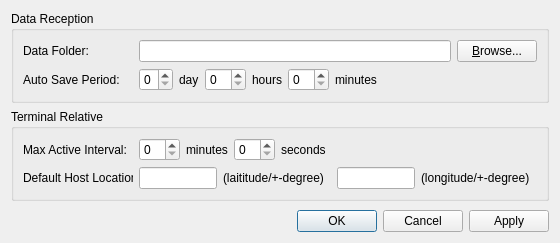
Before: the Qt Designer form mac/examples/GasInfo/optiondialog.ui in Quenii/ADCEVM, drawn with Qt 5.
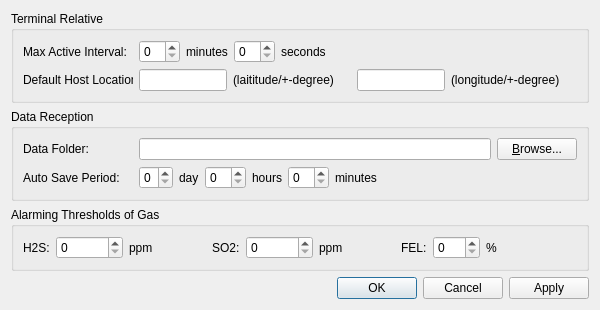
After: the same form once the commit is applied.

What changed in the file:
```diff
--- a/mac/examples/GasInfo/optiondialog.ui
+++ b/mac/examples/GasInfo/optiondialog.ui
@@ -6,14 +6,150 @@
    <rect>
     <x>0</x>
     <y>0</y>
-    <width>560</width>
-    <height>243</height>
+    <width>600</width>
+    <height>299</height>
    </rect>
   </property>
   <property name="windowTitle">
    <string>Options</string>
   </property>
   <layout class="QVBoxLayout" name="verticalLayout_3">
+   <item>
+    <widget class="QGroupBox" name="groupBox_2">
+     <property name="title">
+      <string>Terminal Relative</string>
+     </property>
+     <layout class="QVBoxLayout" name="verticalLayout_2">
+      <item>
+       <layout class="QHBoxLayout" name="horizontalLayout_3">
+        <item>
+         <widget class="QLabel" name="label_7">
+          <property name="minimumSize">
+           <size>
+            <width>110</width>
+            <height>0</height>
+           </size>
+          </property>
+          <property name="text">
+           <string>Max Active Interval:</string>
+          </property>
+         </widget>
+        </item>
+        <item>
+         <widget class="QSpinBox" name="activeIntervalMinutesSpinBox">
+          <property name="minimum">
+           <number>0</number>
+          </property>
+          <property name="maximum">
+           <number>59</number>
+          </property>
+         </widget>
+        </item>
+        <item>
+         <widget class="QLabel" name="label_10">
+          <property name="text">
+           <string>minutes</string>
+          </property>
+         </widget>
+        </item>
+        <item>
+         <widget class="QSpinBox" name="activeIntervalSecondsSpinBox">
+          <property name="minimum">
+           <number>0</number>
+          </property>
+          <property name="maximum">
+           <number>59</number>
+          </property>
+         </widget>
+        </item>
+        <item>
+         <widget class="QLabel" name="label_11">
+          <property name="text">
+           <string>seconds</string>
+          </property>
+         </widget>
+        </item>
+        <item>
+         <spacer name="horizontalSpacer_2">
+          <property name="orientation">
+           <enum>Qt::Horizontal</enum>
+          </property>
+          <property name="sizeHint" stdset="0">
+           <size>
+            <width>40</width>
+            <height>20</height>
+           </size>
+          </property>
+         </spacer>
+        </item>
+       </layout>
+      </item>
+      <item>
+       <layout class="QHBoxLayout" name="horizontalLayout_4">
+        <item>
+         <widget class="QLabel" name="label_8">
+          <property name="minimumSize">
+           <size>
+            <width>110</width>
+            <height>0</height>
+           </size>
+          </property>
+          <property name="text">
+           <string>Default Host Location:</string>
+          </property>
+         </widget>
+        </item>
+        <item>
+         <widget class="QLineEdit" name="defaultHostLatitudeLineEdit"/>
+        </item>
+        <item>
+         <widget class="QLabel" name="label_12">
+          <property name="text">
+           <string>(laititude/+-degree)</string>
+          </property>
+         </widget>
+        </item>
+        <item>
+         <spacer name="horizontalSpacer_4">
+          <property name="orientation">
+           <enum>Qt::Horizontal</enum>
+          </property>
+          <property name="sizeHint" stdset="0">
+           <size>
+            <width>37</width>
+            <height>17</height>
+           </size>
+          </property>
+         </spacer>
+        </item>
+        <item>
+         <widget class="QLineEdit" name="defaultHostLongitudeLineEdit"/>
+        </item>
+        <item>
+         <widget class="QLabel" name="label_13">
+          <property name="text">
+           <string>(longitude/+-degree)</string>
+          </property>
+         </widget>
+        </item>
+        <item>
+         <spacer name="horizontalSpacer_3">
+          <property name="orientation">
+           <enum>Qt::Horizontal</enum>
+          </property>
+          <property name="sizeHint" stdset="0">
+           <size>
+            <width>37</width>
+            <height>17</height>
+           </size>
+          </property>
+         </spacer>
+        </item>
+       </layout>
+      </item>
+     </layout>
+    </widget>
+   </item>
    <item>
     <widget class="QGroupBox" name="groupBox">
      <property name="title">
@@ -137,137 +273,112 @@
     </widget>
    </item>
    <item>
-    <widget class="QGroupBox" name="groupBox_2">
+    <widget class="QGroupBox" name="groupBox_3">
      <property name="title">
-      <string>Terminal Relative</string>
+      <string>Alarming Thresholds of Gas</string>
      </property>
-     <layout class="QVBoxLayout" name="verticalLayout_2">
+     <layout class="QHBoxLayout" name="horizontalLayout_5">
       <item>
-       <layout class="QHBoxLayout" name="horizontalLayout_3">
-        <item>
-         <widget class="QLabel" name="label_7">
-          <property name="minimumSize">
-           <size>
-            <width>110</width>
-            <height>0</height>
-           </size>
-          </property>
+       <widget class="QLabel" name="label_6">
           <property name="text">
-           <string>Max Active Interval:</string>
+         <string>H2S:</string>
           </property>
          </widget>
         </item>
         <item>
-         <widget class="QSpinBox" name="activeIntervalMinutesSpinBox">
-          <property name="minimum">
-           <number>0</number>
-          </property>
+       <widget class="QSpinBox" name="h2sThresSpinBox">
           <property name="maximum">
-           <number>59</number>
+         <number>1000000</number>
           </property>
          </widget>
         </item>
         <item>
-         <widget class="QLabel" name="label_10">
+       <widget class="QLabel" name="label_15">
           <property name="text">
-           <string>minutes</string>
+         <string>ppm</string>
           </property>
          </widget>
         </item>
         <item>
-         <widget class="QSpinBox" name="activeIntervalSecondsSpinBox">
-          <property name="minimum">
-           <number>0</number>
-          </property>
-          <property name="maximum">
-           <number>59</number>
-          </property>
-         </widget>
-        </item>
-        <item>
-         <widget class="QLabel" name="label_11">
-          <property name="text">
-           <string>seconds</string>
-          </property>
-         </widget>
-        </item>
-        <item>
-         <spacer name="horizontalSpacer_2">
+       <spacer name="horizontalSpacer_5">
           <property name="orientation">
            <enum>Qt::Horizontal</enum>
           </property>
           <property name="sizeHint" stdset="0">
            <size>
-            <width>40</width>
+          <width>59</width>
             <height>20</height>
            </size>
           </property>
          </spacer>
         </item>
-       </layout>
-      </item>
       <item>
-       <layout class="QHBoxLayout" name="horizontalLayout_4">
-        <item>
-         <widget class="QLabel" name="label_8">
-          <property name="minimumSize">
-           <size>
-            <width>110</width>
-            <height>0</height>
-           </size>
-          </property>
+       <widget class="QLabel" name="label_9">
           <property name="text">
-           <string>Default Host Location:</string>
+         <string>SO2:</string>
           </property>
          </widget>
         </item>
         <item>
-         <widget class="QLineEdit" name="defaultHostLatitudeLineEdit"/>
+       <widget class="QSpinBox" name="so2ThresSpinBox">
+        <property name="maximum">
+         <number>1000000</number>
+        </property>
+       </widget>
         </item>
         <item>
-         <widget class="QLabel" name="label_12">
+       <widget class="QLabel" name="label_20">
           <property name="text">
-           <string>(laititude/+-degree)</string>
+         <string>ppm</string>
           </property>
          </widget>
         </item>
         <item>
-         <spacer name="horizontalSpacer_4">
+       <spacer name="horizontalSpacer_6">
           <property name="orientation">
            <enum>Qt::Horizontal</enum>
           </property>
           <property name="sizeHint" stdset="0">
            <size>
-            <width>37</width>
-            <height>17</height>
+          <width>58</width>
+          <height>20</height>
            </size>
           </property>
          </spacer>
         </item>
         <item>
-         <widget class="QLineEdit" name="defaultHostLongitudeLineEdit"/>
+       <widget class="QLabel" name="label_14">
+        <property name="text">
+         <string>FEL:</string>
+        </property>
+       </widget>
         </item>
         <item>
-         <widget class="QLabel" name="label_13">
+       <widget class="QSpinBox" name="felThresSpinBox">
+        <property name="maximum">
+         <number>100</number>
+        </property>
+       </widget>
+      </item>
+      <item>
+       <widget class="QLabel" name="label_21">
           <property name="text">
-           <string>(longitude/+-degree)</string>
+         <string>%</string>
           </property>
          </widget>
         </item>
         <item>
-         <spacer name="horizontalSpacer_3">
+       <spacer name="horizontalSpacer_7">
           <property name="orientation">
            <enum>Qt::Horizontal</enum>
           </property>
           <property name="sizeHint" stdset="0">
            <size>
-            <width>37</width>
-            <height>17</height>
+          <width>86</width>
+          <height>20</height>
            </size>
           </property>
          </spacer>
-        </item>
-       </layout>
       </item>
      </layout>
     </widget>
```
Lines whose indentation alone changed are shown as unchanged.
